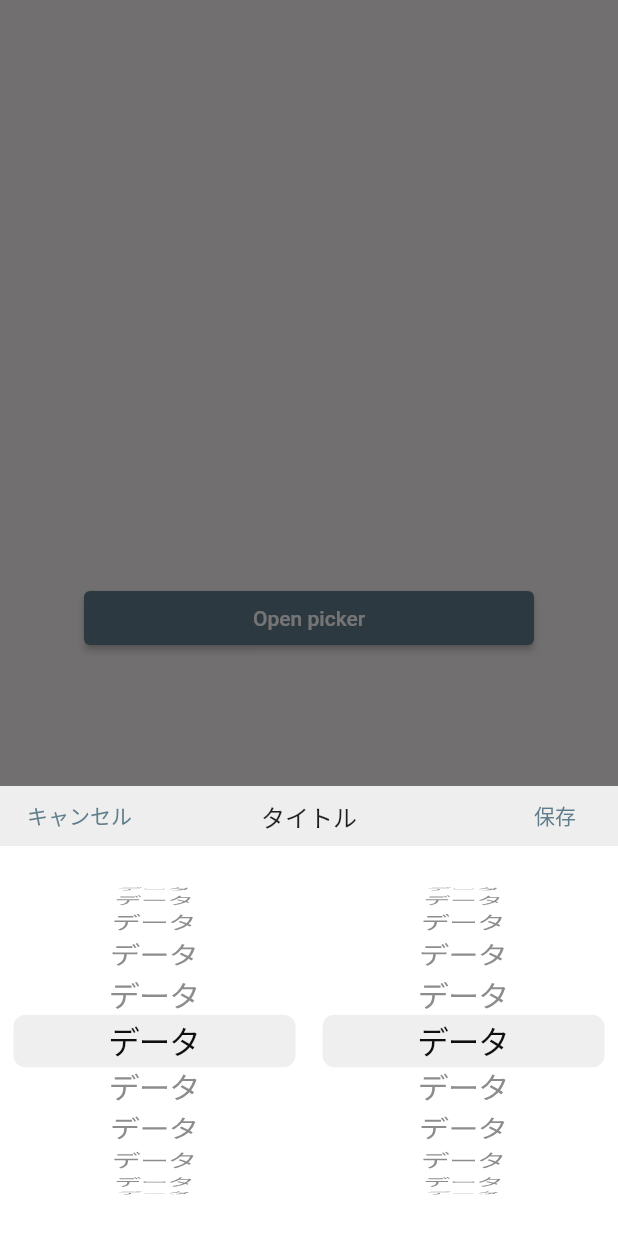
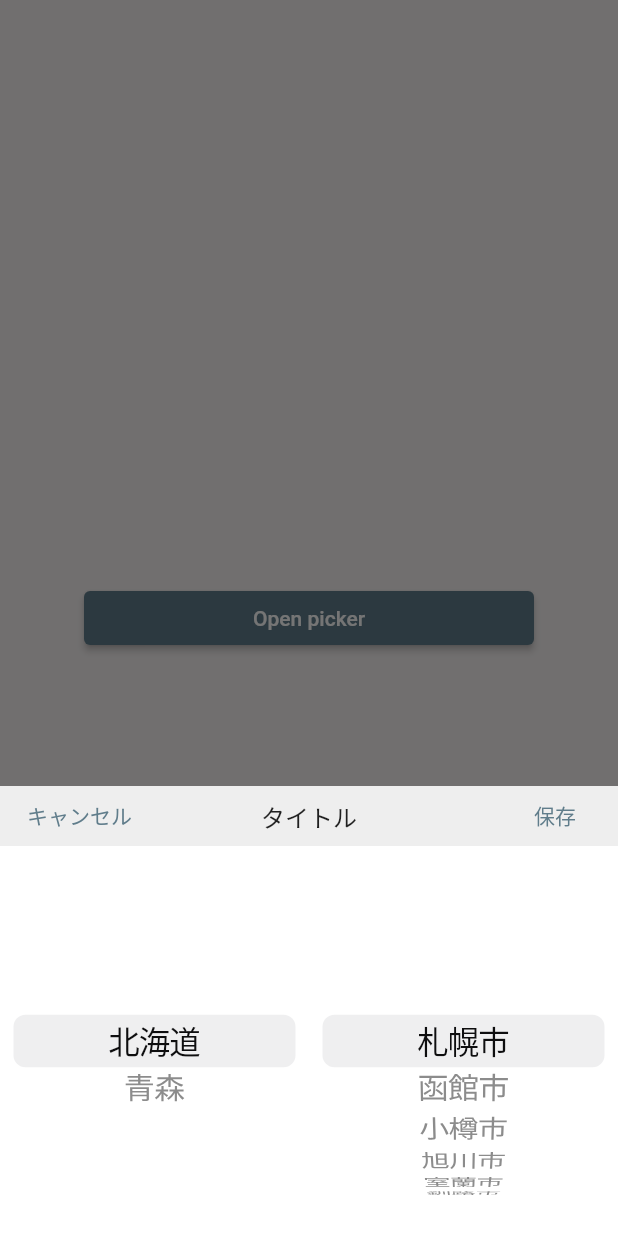
Before and after one commit to daisukemaki1003/flutter-japanese-address-picker, a Flutter app: the screen it shows after launch, after a tap on "Open picker", on a phone screen of 412 x 824 dp. Run offline on Flutter 3.47's test engine with Material 2 defaults, Android fonts, the phone set to English and light mode, and no system bars; our stand-ins replace flutter_datetime_picker.

Commit message:
[add] 都道府県データの更新に合わせて市町村データが更新するようにしたよ

```diff
--- /dev/null
+++ b/lib/src/data/fake_address.dart
@@ -0,0 +1,97 @@
+import 'package:japanese_prefecture_picker/src/data/address.dart';
+
+final json = {
+  0: {
+    'prefecture': '北海道',
+    'cites': {
+      0: '札幌市',
+      1: '函館市',
+      2: '小樽市',
+      3: '旭川市',
+      4: '室蘭市',
+      5: '釧路市',
+      6: '帯広市',
+      7: '北見市',
+      8: '夕張市',
+      9: '岩見沢市',
+    }
+  },
+  1: {
+    'prefecture': '青森',
+    'cites': {
+      0: '青森市',
+      1: '弘前市',
+      2: '八戸市',
+      3: '黒石市',
+      4: '五所川原市',
+      5: '十和田市',
+      6: '三沢市',
+      7: 'むつ市',
+      8: 'つがる市',
+      9: '平川市',
+    }
+  }
+};
+
+final List<Address> addresses = [
+  Address(
+    prefectureId: 0,
+    cityId: 0,
+    prefectureName: '北海道',
+    cityName: '札幌市',
+  ),
+  Address(
+    prefectureId: 0,
+    cityId: 1,
+    prefectureName: '北海道',
+    cityName: '函館市',
+  ),
+  Address(
+    prefectureId: 0,
+    cityId: 2,
+    prefectureName: '北海道',
+    cityName: '小樽市',
+  ),
+  Address(
+    prefectureId: 0,
+    cityId: 3,
+    prefectureName: '北海道',
+    cityName: '旭川市',
+  ),
+  Address(
+    prefectureId: 0,
+    cityId: 4,
+    prefectureName: '北海道',
+    cityName: '室蘭市',
+  ),
+  Address(
+    prefectureId: 1,
+    cityId: 0,
+    prefectureName: '青森',
+    cityName: '札幌市',
+  ),
+  Address(
+    prefectureId: 1,
+    cityId: 1,
+    prefectureName: '青森',
+    cityName: '青森市',
+  ),
+  Address(
+    prefectureId: 1,
+    cityId: 2,
+    prefectureName: '青森',
+    cityName: '弘前市',
+  ),
+  Address(
+    prefectureId: 1,
+    cityId: 3,
+    prefectureName: '青森',
+    cityName: '八戸市',
+  ),
+  Address(
+    prefectureId: 1,
+    cityId: 4,
+    prefectureName: '青森',
+    cityName: '黒石市',
+  ),
+];
--- a/lib/src/japanese_prefecture_picker.dart
+++ b/lib/src/japanese_prefecture_picker.dart
@@ -39,13 +39,6 @@ class JapanesePrefecturePicker extends StatefulWidget {
 }
 
 class _JapanesePrefecturePickerState extends State<JapanesePrefecturePicker> {
-  final List<Address> addresses = [];
-
-  @override
-  void initState() {
-    super.initState();
-  }
-
   @override
   Widget build(BuildContext context) {
     return Container(
--- a/lib/src/widgets/japanese_prefecture_picker_view.dart
+++ b/lib/src/widgets/japanese_prefecture_picker_view.dart
@@ -1,5 +1,7 @@
 import 'package:flutter/cupertino.dart';
 import 'package:flutter/material.dart';
+import 'package:japanese_prefecture_picker/src/data/fake_address.dart';
+import 'package:japanese_prefecture_picker/src/widgets/japanese_prefecture_picker_view_item.dart';
 
 class JapanesePrefecturePickerView extends StatefulWidget {
   const JapanesePrefecturePickerView({Key? key}) : super(key: key);
@@ -10,32 +12,41 @@ class JapanesePrefecturePickerView extends StatefulWidget {
 
 class _JapanesePrefecturePickerViewState
     extends State<JapanesePrefecturePickerView> {
+  int prefectureId = 0;
+  int cityId = 0;
+  Map<int, String> prefectures = {};
+  Map<int, String> cites = {};
+
+  @override
+  void initState() {
+    json.forEach((key, value) {
+      prefectures[key] = value['prefecture'] as String;
+    });
+    super.initState();
+  }
+
   @override
   Widget build(BuildContext context) {
+    cites = json[prefectureId]!['cites'] as Map<int, String>;
+
     return Expanded(
       child: CustomSingleChildLayout(
         delegate: _JapanesePrefecturePickerViewLayout(),
-        child: Row(children: [_item(), _item()]),
+        child: Row(children: [
+          _pickerItem(prefectures, (id) => setState(() => prefectureId = id)),
+          _pickerItem(cites, (id) => setState(() => cityId = id)),
+        ]),
       ),
     );
   }
 
-  Widget _item() {
-    return Expanded(
-      child: NotificationListener(
-        child: CupertinoPicker.builder(
-          backgroundColor: Colors.white,
-          itemExtent: 35.0,
-          onSelectedItemChanged: (int index) {},
-          useMagnifier: true,
-          itemBuilder: (BuildContext context, int index) {
-            return Container(
-              alignment: Alignment.center,
-              child: Text('データ', textAlign: TextAlign.start),
-            );
-          },
-        ),
-      ),
+  JapanesePrefecturePickerViewItem _pickerItem(
+    Map<int, String> addresses,
+    Function(int addressId) onChange,
+  ) {
+    return JapanesePrefecturePickerViewItem(
+      addresses,
+      onChange: (index) => onChange(addresses.keys.elementAt(index)),
     );
   }
 }
--- /dev/null
+++ b/lib/src/widgets/japanese_prefecture_picker_view_item.dart
@@ -0,0 +1,46 @@
+import 'package:flutter/cupertino.dart';
+import 'package:flutter/material.dart';
+
+class JapanesePrefecturePickerViewItem extends StatelessWidget {
+  const JapanesePrefecturePickerViewItem._({
+    required this.itemCount,
+    required this.builder,
+    required this.onChange,
+  });
+
+  final int itemCount;
+  final Widget Function(int) builder;
+  final Function(int) onChange;
+
+  factory JapanesePrefecturePickerViewItem(
+    Map<int, String> addresses, {
+    required Function(int) onChange,
+  }) {
+    return JapanesePrefecturePickerViewItem._(
+      onChange: onChange,
+      itemCount: addresses.length,
+      builder: (index) => Container(
+        alignment: Alignment.center,
+        child: Text(
+          addresses[addresses.keys.elementAt(index)]!,
+          textAlign: TextAlign.start,
+        ),
+      ),
+    );
+  }
+
+  @override
+  Widget build(BuildContext context) {
+    return Expanded(
+      child: NotificationListener(
+        child: CupertinoPicker(
+          itemExtent: 35.0,
+          useMagnifier: true,
+          backgroundColor: Colors.white,
+          onSelectedItemChanged: onChange,
+          children: List.generate(itemCount, builder).toList(),
+        ),
+      ),
+    );
+  }
+}
```
